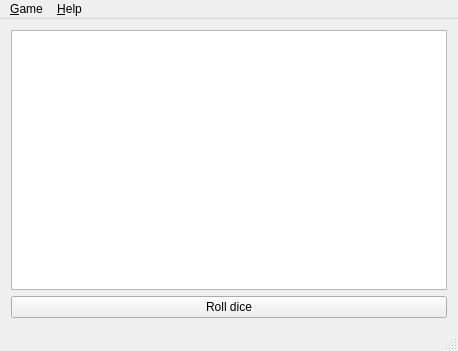
Above: mainwindow.ui from bparmentier/bonne-nuit before the change. Below: the same form after it.
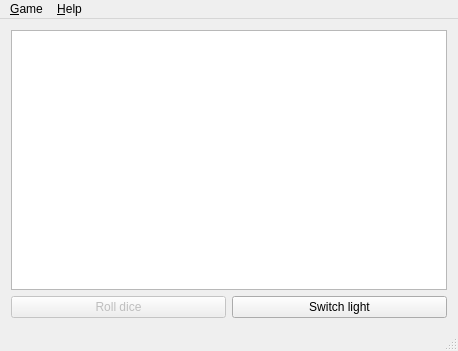
That is the form after the change.

Commit message: Add method to switch light on/off

What changed in the file:
```diff
--- a/mainwindow.ui
+++ b/mainwindow.ui
@@ -23,11 +23,25 @@
      </widget>
     </item>
     <item>
+     <layout class="QHBoxLayout" name="horizontalLayout">
+      <item>
      <widget class="QPushButton" name="rollDiceButton">
+        <property name="enabled">
+         <bool>false</bool>
+        </property>
       <property name="text">
        <string>Roll dice</string>
       </property>
      </widget>
+      </item>
+      <item>
+       <widget class="QPushButton" name="switchLightButton">
+        <property name="text">
+         <string>Switch light</string>
+        </property>
+       </widget>
+      </item>
+     </layout>
     </item>
    </layout>
   </widget>
```
Lines whose indentation alone changed are shown as unchanged. The commit also changes 4 other files.
